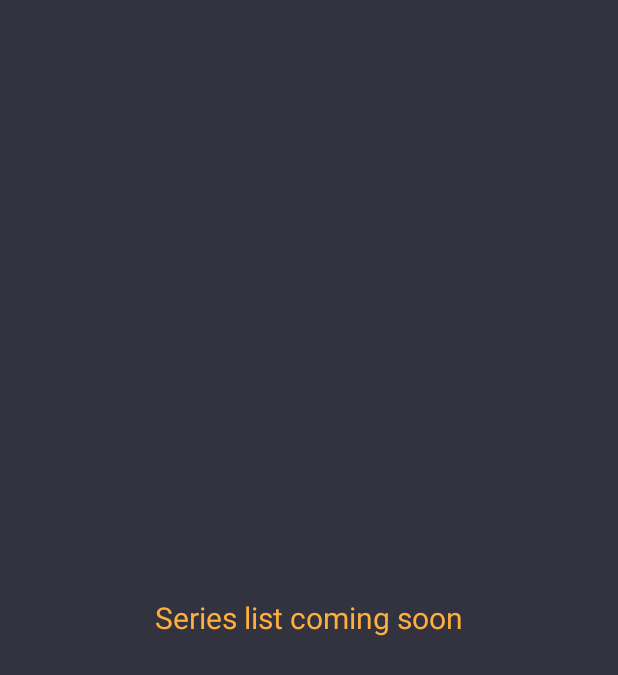
After one commit to andor201995/WatchIt, an Android app: the layout tv_list_fragment.xml on its own in the app's theme, with its tools: preview values and no code run, on a phone screen of 412 x 824 dp. The commit adds this screen. Shown: the top 675 px of the screen. Run offline under Robolectric (Android 15) with nearby library versions, the phone set to English and light mode, and no system bars.

Commit message:
Adding Basic Tv ui

```diff
--- /dev/null
+++ b/app/src/main/res/layout/tv_list_fragment.xml
@@ -0,0 +1,17 @@
+<?xml version="1.0" encoding="utf-8"?>
+<FrameLayout xmlns:android="http://schemas.android.com/apk/res/android"
+    xmlns:tools="http://schemas.android.com/tools"
+    android:layout_width="match_parent"
+    android:layout_height="match_parent"
+    tools:context=".screens.tvlist.TVListFragment">
+
+    <TextView
+        android:layout_width="match_parent"
+        android:layout_height="match_parent"
+        android:fontFamily="@string/movie_detail_heading_font"
+        android:gravity="center"
+        android:text="Series list coming soon"
+        android:textColor="@color/textColor"
+        android:textSize="20sp" />
+
+</FrameLayout>
--- a/app/src/main/res/menu/menu_bottom_main.xml
+++ b/app/src/main/res/menu/menu_bottom_main.xml
@@ -7,7 +7,7 @@
         android:title="@string/movie"
         app:showAsAction="ifRoom" />
     <item
-        android:id="@+id/topRatedTvListFragment"
+        android:id="@+id/tvListFragment"
         android:icon="@drawable/ic_tv_24dp"
         android:title="@string/tv"
         app:showAsAction="ifRoom" />
```
Also changed, not shown: app/src/main/java/com/andor/watchit/screens/common/controller/main/MainActivity.kt (+10 -1 lines), app/src/main/java/com/andor/watchit/screens/tvlist/TVListFragment.kt (added, +19 -0 lines), app/src/main/res/navigation/nav_graph.xml (+16 -1 lines).
